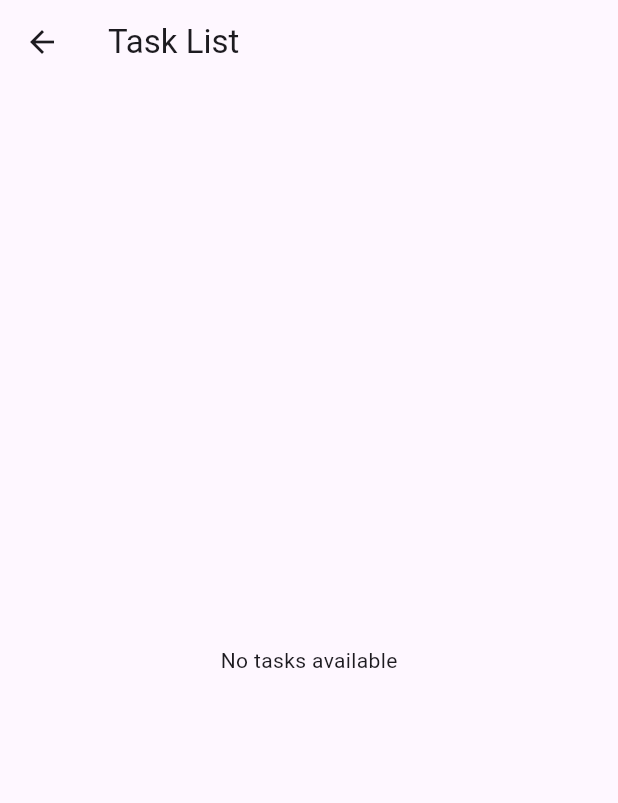
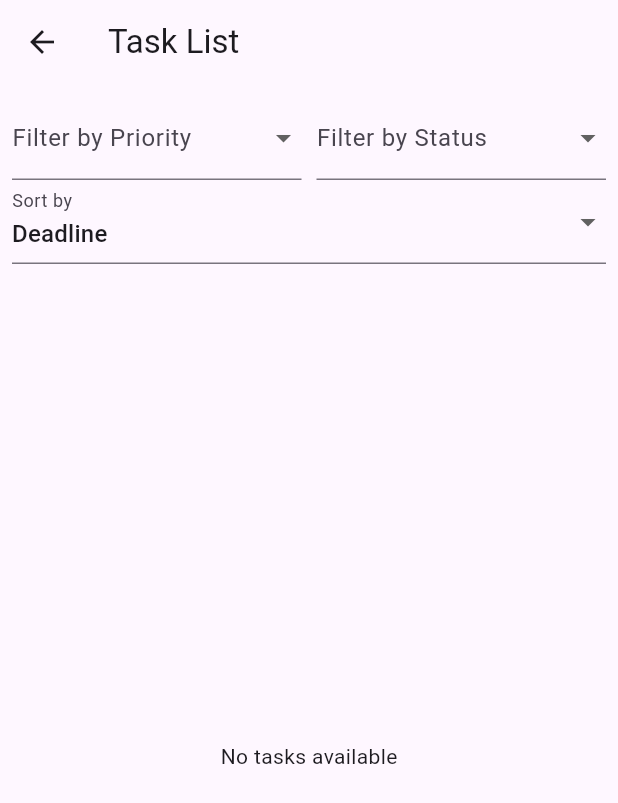
Before and after one commit to MasumBillah00/Task_management_system, a Flutter app: the TaskAddScreen screen opened directly, after a tap on "Add Task", after a tap on "Task List", on a phone screen of 412 x 824 dp. Shown: the top 803 px of the screen. Run offline on Flutter 3.47's test engine with Material 3 defaults, Android fonts, the phone set to English and light mode, and no system bars; our stand-ins replace cloud_firestore, firebase_auth, firebase_core, table_calendar; accounts and stored records are empty.

Commit message:
Filter and Calender View

```diff
--- a/lib/main.dart
+++ b/lib/main.dart
@@ -1,6 +1,6 @@
 import 'package:firebase_core/firebase_core.dart';
 import 'package:flutter/material.dart';
-import 'package:taskmanagement/register.dart';
+import 'package:taskmanagement/loginpage.dart';
 
 Future<void> main() async {
   WidgetsFlutterBinding.ensureInitialized();
@@ -9,11 +9,13 @@ Future<void> main() async {
 }
 
 class MyApp extends StatefulWidget {
+  const MyApp({super.key});
+
   @override
-  _MyAppState createState() => _MyAppState();
+  MyAppState createState() => MyAppState();
 }
 
-class _MyAppState extends State<MyApp> {
+class MyAppState extends State<MyApp> {
   @override
   Widget build(BuildContext context) {
     return MaterialApp(
@@ -21,7 +23,7 @@ class _MyAppState extends State<MyApp> {
       theme: ThemeData(
         primaryColor: Colors.blue[900],
       ),
-      home: Register(),
+      home: LoginPage(),
     );
   }
 }
--- a/lib/screens/task_add_screen.dart
+++ b/lib/screens/task_add_screen.dart
@@ -135,6 +135,7 @@ import 'package:flutter/material.dart';
 import 'package:taskmanagement/screens/task_list_screen.dart';
 
 import '../models/task_model.dart';
+import 'calender_task_view.dart';
 
 class TaskAddScreen extends StatefulWidget {
   @override
@@ -250,6 +251,15 @@ class _TaskAddScreenState extends State<TaskAddScreen> {
                   },
                   child: Text("Task List"),
                 ),
+                ElevatedButton(
+                  onPressed: () {
+                    Navigator.push(
+                      context,
+                      MaterialPageRoute(builder: (context) => CalendarTaskViewScreen()),
+                    );
+                  },
+                  child: Text("Calender"),
+                ),
               ],
             ),
           ),
--- a/lib/screens/task_list_screen.dart
+++ b/lib/screens/task_list_screen.dart
@@ -1,17 +1,98 @@
 import 'package:flutter/material.dart';
 import 'package:cloud_firestore/cloud_firestore.dart';
-
 import '../models/task_model.dart';
 
-class TaskListScreen extends StatelessWidget {
+class TaskListScreen extends StatefulWidget {
+  @override
+  _TaskListScreenState createState() => _TaskListScreenState();
+}
+
+class _TaskListScreenState extends State<TaskListScreen> {
+  String? _selectedPriority;
+  String? _selectedStatus;
+  String _sortOption = 'Deadline';
+
   @override
   Widget build(BuildContext context) {
     return Scaffold(
       appBar: AppBar(
         title: Text("Task List"),
       ),
-      body: StreamBuilder<QuerySnapshot>(
-        stream: FirebaseFirestore.instance.collection('tasks').snapshots(),
+      body: Column(
+        children: [
+          Padding(
+            padding: const EdgeInsets.all(8.0),
+            child: Column(
+              children: [
+                // First Row for Priority and Status Filters
+                Row(
+                  children: [
+                    Expanded(
+                      child: DropdownButtonFormField<String>(
+                        decoration: InputDecoration(labelText: "Filter by Priority"),
+                        value: _selectedPriority,
+                        items: ['Low', 'Medium', 'High']
+                            .map((priority) => DropdownMenuItem(
+                          value: priority,
+                          child: Text(priority),
+                        ))
+                            .toList(),
+                        onChanged: (value) {
+                          setState(() {
+                            _selectedPriority = value;
+                          });
+                        },
+                      ),
+                    ),
+                    SizedBox(width: 10),
+                    Expanded(
+                      child: DropdownButtonFormField<String>(
+                        decoration: InputDecoration(labelText: "Filter by Status"),
+                        value: _selectedStatus,
+                        items: ['Not Started', 'In Progress', 'Completed']
+                            .map((status) => DropdownMenuItem(
+                          value: status,
+                          child: Text(status),
+                        ))
+                            .toList(),
+                        onChanged: (value) {
+                          setState(() {
+                            _selectedStatus = value;
+                          });
+                        },
+                      ),
+                    ),
+                  ],
+                ),
+                //Second Row for Sorting Option
+                Row(
+                  children: [
+                    Expanded(
+                      child: DropdownButtonFormField<String>(
+                        decoration: InputDecoration(labelText: "Sort by"),
+                        value: _sortOption,
+                        items: ['Deadline', 'Priority']
+                            .map((sortOption) => DropdownMenuItem(
+                          value: sortOption,
+                          child: Text(sortOption),
+                        ))
+                            .toList(),
+                        onChanged: (value) {
+                          setState(() {
+                            _sortOption = value!;
+                          });
+                        },
+                      ),
+                    ),
+
+                  ],
+                ),
+              ],
+            ),
+          ),
+          Expanded(
+            child: StreamBuilder<QuerySnapshot>(
+              stream: _buildFilteredStream(),
               builder: (context, snapshot) {
                 if (snapshot.connectionState == ConnectionState.waiting) {
                   return Center(child: CircularProgressIndicator());
@@ -20,6 +101,7 @@ class TaskListScreen extends StatelessWidget {
                   return Center(child: Text("No tasks available"));
                 }
 
+                // Map to task model
                 List<Task> tasks = snapshot.data!.docs
                     .map((doc) => Task.fromMap(doc.data() as Map<String, dynamic>))
                     .toList();
@@ -28,6 +110,38 @@ class TaskListScreen extends StatelessWidget {
                   itemCount: tasks.length,
                   itemBuilder: (context, index) {
                     final task = tasks[index];
+                    return _buildTaskCard(task);
+                  },
+                );
+              },
+            ),
+          ),
+        ],
+      ),
+    );
+  }
+
+  Stream<QuerySnapshot> _buildFilteredStream() {
+    Query tasksQuery = FirebaseFirestore.instance.collection('tasks');
+
+    // Apply filters only if they're not null
+    if (_selectedPriority != null && _selectedPriority!.isNotEmpty) {
+      tasksQuery = tasksQuery.where('priority', isEqualTo: _selectedPriority);
+    }
+    if (_selectedStatus != null && _selectedStatus!.isNotEmpty) {
+      tasksQuery = tasksQuery.where('status', isEqualTo: _selectedStatus);
+    }
+
+    // Apply sorting
+    if (_sortOption == 'Deadline') {
+      tasksQuery = tasksQuery.orderBy('deadline', descending: false);
+    } else if (_sortOption == 'Priority') {
+      tasksQuery = tasksQuery.orderBy('priority');
+    }
+    return tasksQuery.snapshots();
+  }
+
+  Widget _buildTaskCard(Task task) {
     return Card(
       margin: EdgeInsets.all(8),
       child: Padding(
@@ -35,61 +149,22 @@ class TaskListScreen extends StatelessWidget {
         child: Column(
           crossAxisAlignment: CrossAxisAlignment.stretch,
           children: [
-                      _buildDetailRow(
-                        "Task Name",
-                        task.taskName,
-                        labelStyle: TextStyle(
-                          fontWeight: FontWeight.bold,
-                          fontSize: 18,
-                          color: Colors.blueAccent,
-                        ),
-                        valueStyle: TextStyle(
-                          fontWeight: FontWeight.bold,
-                          fontSize: 18,
-                        ),
-                      ),
-                      _buildDetailRow(
-                        "Description",
-                        task.description,
-                        valueStyle: TextStyle(fontSize: 16),
-                      ),
-                      _buildDetailRow(
-                        "Priority",
-                        task.priority,
-                        valueStyle: TextStyle(
-                          fontWeight: FontWeight.w500,
-                          color: task.priority == "High" ? Colors.red.shade700 : Colors.amber.shade700,
-                        ),
-                      ),
+            _buildDetailRow("Task Name", task.taskName),
+            _buildDetailRow("Description", task.description),
+            _buildDetailRow("Priority", task.priority),
             _buildDetailRow(
               "Deadline",
               task.deadline.toLocal().toString().split(' ')[0],
-                        valueStyle: TextStyle(fontStyle: FontStyle.italic),
             ),
-                      _buildDetailRow(
-                        "Assigned Users",
-                        task.assignedUsers.join(', '),
-                      ),
-                      _buildDetailRow(
-                        "Status",
-                        task.status,
-                        valueStyle: TextStyle(
-                          color: task.status == "Completed" ? Colors.green.shade900 : Colors.orange,
-                        ),
-                      ),
+            _buildDetailRow("Assigned Users", task.assignedUsers.join(', ')),
+            _buildDetailRow("Status", task.status),
           ],
         ),
       ),
     );
-            },
-          );
-        },
-      ),
-    );
   }
 
-  Widget _buildDetailRow(String label, String value,
-      {TextStyle? labelStyle, TextStyle? valueStyle}) {
+  Widget _buildDetailRow(String label, String value) {
     return Padding(
       padding: const EdgeInsets.symmetric(vertical: 4.0),
       child: Row(
@@ -99,11 +174,11 @@ class TaskListScreen extends StatelessWidget {
             width: 150,
             child: Text(
               "$label:",
-              style: labelStyle ?? TextStyle(fontWeight: FontWeight.bold),
+              style: TextStyle(fontWeight: FontWeight.bold),
             ),
           ),
           Expanded(
-            child: Text(value, style: valueStyle),
+            child: Text(value),
           ),
         ],
       ),
--- a/pubspec.yaml
+++ b/pubspec.yaml
@@ -38,6 +38,7 @@ dependencies:
   firebase_core: ^3.6.0
   firebase_auth: ^5.3.1
   cloud_firestore: ^5.4.4
+  table_calendar: ^3.0.0
 
 dev_dependencies:
   flutter_test:
```
Also changed, not shown: lib/home.dart (+17 -3 lines), lib/loginpage.dart (+3 -4 lines), lib/register.dart (+55 -82 lines), lib/screens/calender_task_view.dart (added, +135 -0 lines), lib/screens/user/assign_task_list.dart (added, +72 -0 lines), lib/screens/user/update_task.dart (added, +76 -0 lines), pubspec.lock. Lines whose indentation alone changed are shown as unchanged.
